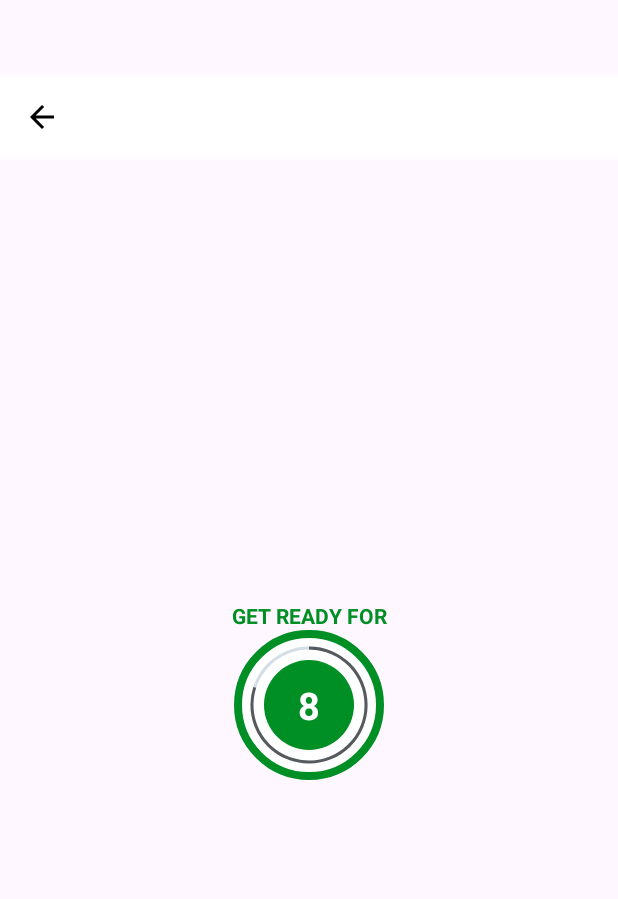
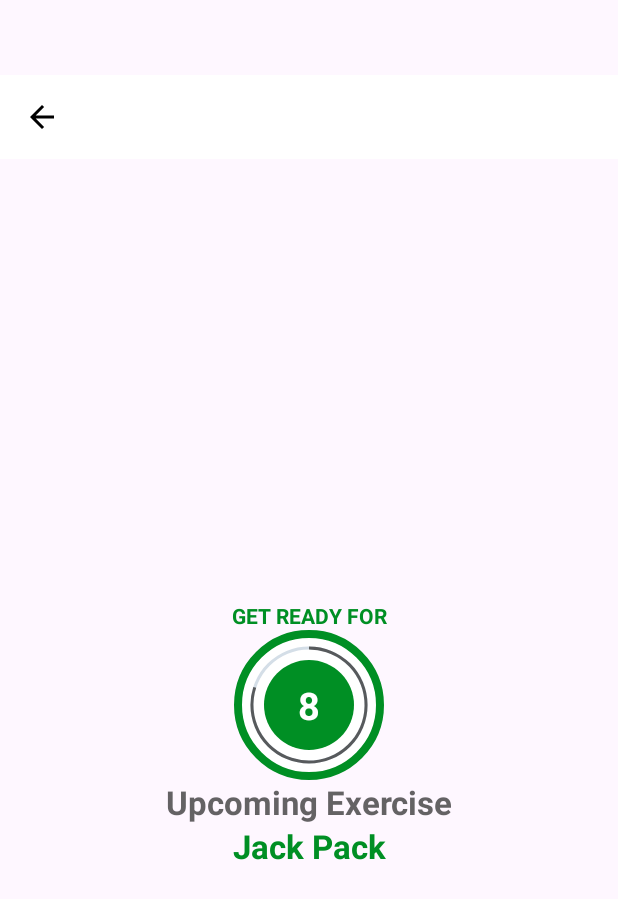
Before and after one commit to aneesahmad111/7MinutesWorkout, an Android app: the ExerciseActivity screen opened directly, with no data from a screen before it, on a phone screen of 412 x 824 dp. Shown: the top 899 px of the screen. Run offline under Robolectric (Android 15) with nearby library versions, the phone set to English and light mode, and no system bars.

Commit message:
add two textviews in Exercise Name is  upcoming exercise

```diff
--- a/app/src/main/java/com/ExerciseActivity.kt
+++ b/app/src/main/java/com/ExerciseActivity.kt
@@ -6,10 +6,7 @@ import android.view.View
 import android.widget.Toast
 import androidx.activity.enableEdgeToEdge
 import androidx.appcompat.app.AppCompatActivity
-import androidx.core.view.ViewCompat
-import androidx.core.view.WindowInsetsCompat
 import com.example.Constants
-import com.example.a7minutesworkout.R
 import com.example.a7minutesworkout.databinding.ActivityExerciseBinding
 import java.util.ArrayList
 
@@ -49,28 +46,50 @@ class ExerciseActivity : AppCompatActivity() {
 
      setRestview()
     }
-    fun setRestview(){
+    private fun setRestview(){
+
+        binding?.flRestView?.visibility = View.VISIBLE
+        binding?.tvTitle?.visibility = View.VISIBLE
+        binding?.tvExerciseName?.visibility = View.INVISIBLE
+        binding?.ivImage?.visibility = View.INVISIBLE
+        binding?.flExerciseView?.visibility = View.INVISIBLE
+
+        binding?.tvUpcomingLabel?.visibility = View.VISIBLE
+        binding?.tvUpcomingExerciseName?.visibility = View.VISIBLE
+
         if(restTimer != null){
             restTimer?.cancel()
             restProgress = 0
         }
+        binding?.tvUpcomingExerciseName?.text = ExerciseList!![currentExercisePosition+1].getName()
+
         setRestProgressbar()
 
     }
 
-    fun setExerciseView(){
+    fun setUpExerciseView(){
+        binding?.flRestView?.visibility = View.INVISIBLE
+        binding?.tvTitle?.visibility = View.INVISIBLE
+        binding?.tvUpcomingLabel?.visibility = View.INVISIBLE
+        binding?.tvUpcomingExerciseName?.visibility = View.VISIBLE
 
-        binding?.flProgressBar?.visibility = View.INVISIBLE
-        binding?.tvTitle?.text = "Exercise Name"
+        binding?.tvExerciseName?.visibility = View.VISIBLE
+        binding?.ivImage?.visibility = View.VISIBLE
         binding?.flExerciseView?.visibility = View.VISIBLE
 
         if (ExerciseTimer != null){
-
             ExerciseTimer?.cancel()
             ExerciseProgress = 0
         }
+
+        binding?.ivImage?.setImageResource(ExerciseList!![currentExercisePosition].getImage())
+        binding?.tvExerciseName?.text = ExerciseList!![currentExercisePosition].getName()
+
+
         setExerciseProgressbar()
+
     }
+
     private fun setRestProgressbar(){
         binding?.progressBar?.progress = restProgress
         restTimer = object : CountDownTimer(10000,1000){
@@ -82,7 +101,7 @@ class ExerciseActivity : AppCompatActivity() {
             override fun onFinish() {
                 currentExercisePosition++
              //   Toast.makeText(this@ExerciseActivity,"Exercise will be start",Toast.LENGTH_SHORT).show()
-            setExerciseView()
+            setUpExerciseView()
             }
         }.start()
     }
@@ -96,7 +115,11 @@ class ExerciseActivity : AppCompatActivity() {
                 binding?.tvTimerExercise?.text = (30-ExerciseProgress).toString()
             }
             override fun onFinish() {
-                Toast.makeText(this@ExerciseActivity,"Here now we will start the exercise",Toast.LENGTH_SHORT).show()
+                if (currentExercisePosition<ExerciseList!!.size-1){
+                    setRestview()
+                }else{
+                    Toast.makeText(this@ExerciseActivity,"Congratulations you have completed the 7 minutes workout",Toast.LENGTH_SHORT).show()
+                }
             }
         }.start()
     }
--- a/app/src/main/java/com/ExerciseModel.kt
+++ b/app/src/main/java/com/ExerciseModel.kt
@@ -1,11 +1,11 @@
 package com
 
 class ExerciseModel(
-    var id : Int,
-    var name : String,
-    var image : Int,
-    var isCompleted : Boolean,
-    var isSelected : Boolean
+   private var id : Int,
+   private var name : String,
+   private var image : Int,
+   private var isCompleted : Boolean,
+   private var isSelected : Boolean
 ){
     fun getId():Int{
         return id
--- a/app/src/main/res/layout/activity_exercise.xml
+++ b/app/src/main/res/layout/activity_exercise.xml
@@ -29,13 +29,13 @@
         android:textColor="@color/colorA"
         android:textStyle="bold"
         android:textAllCaps="true"
-        app:layout_constraintBottom_toTopOf="@id/flProgressBar"
+        app:layout_constraintBottom_toTopOf="@id/flRestView"
         app:layout_constraintEnd_toEndOf="parent"
         app:layout_constraintStart_toStartOf="parent"/>
 
 
     <FrameLayout
-        android:id="@+id/flProgressBar"
+        android:id="@+id/flRestView"
         android:layout_width="100dp"
         android:layout_height="100dp"
         android:layout_marginTop="10dp"
@@ -79,12 +79,36 @@
 
         </LinearLayout>
 
+    </FrameLayout>
+
+    <TextView
+        android:id="@+id/tvUpcomingLabel"
+        android:layout_width="wrap_content"
+        android:layout_height="wrap_content"
+        android:text="Upcoming Exercise"
+        android:textSize="22sp"
+        android:textStyle="bold"
+        android:textColor="@color/colorP"
+        app:layout_constraintTop_toBottomOf="@id/flRestView"
+        app:layout_constraintStart_toStartOf="parent"
+        app:layout_constraintEnd_toEndOf="parent"
+        app:layout_constraintBottom_toTopOf="@+id/tvUpcomingExerciseName"
+        tools:visibility="invisible"/>
+
+    <TextView
+        android:id="@+id/tvUpcomingExerciseName"
+        android:layout_width="wrap_content"
+        android:layout_height="wrap_content"
+        android:textSize="22sp"
+        android:textStyle="bold"
+        android:textColor="@color/colorA"
+        android:visibility="gone"
+        app:layout_constraintTop_toBottomOf="@id/tvUpcomingLabel"
+        app:layout_constraintStart_toStartOf="parent"
+        app:layout_constraintEnd_toEndOf="parent"
+        tools:visibility="invisible"/>
 
 
-
-
-
-    </FrameLayout>
 
     <ImageView
         android:id="@+id/ivImage"
@@ -94,10 +118,10 @@
         android:visibility="invisible"
         android:src="@drawable/ic_jumping_jacks"
         app:layout_constraintTop_toBottomOf="@id/toolbarExercise"
-        app:layout_constraintBottom_toTopOf="@id/tvExercise"/>
+        app:layout_constraintBottom_toTopOf="@id/tvExerciseName"/>
 
     <TextView
-        android:id="@+id/tvExercise"
+        android:id="@+id/tvExerciseName"
         android:layout_width="wrap_content"
         android:layout_height="wrap_content"
         android:text="ExerciseName"
@@ -105,10 +129,10 @@
         android:textStyle="bold"
         android:textColor="@color/colorA"
         android:visibility="gone"
-        tools:visibility="invisible"
        app:layout_constraintTop_toBottomOf="@id/ivImage"
         app:layout_constraintStart_toStartOf="parent"
-        app:layout_constraintEnd_toEndOf="parent"/>
+        app:layout_constraintEnd_toEndOf="parent"
+        tools:visibility="invisible"/>
 
 
 
@@ -123,7 +147,7 @@
         app:layout_constraintBottom_toBottomOf="parent"
         app:layout_constraintStart_toStartOf="parent"
         app:layout_constraintEnd_toEndOf="parent"
-        app:layout_constraintTop_toBottomOf="@id/toolbarExercise">
+        app:layout_constraintTop_toBottomOf="@id/tvExerciseName">
 
         <ProgressBar
             android:id="@+id/progress_barExercise"
```
